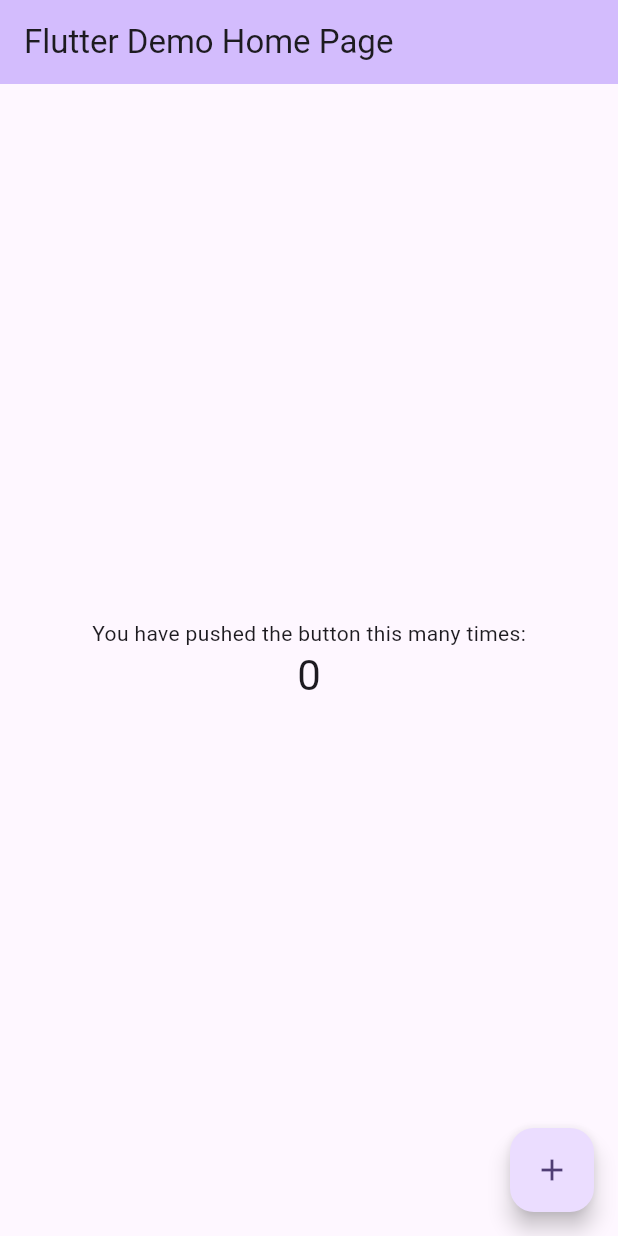
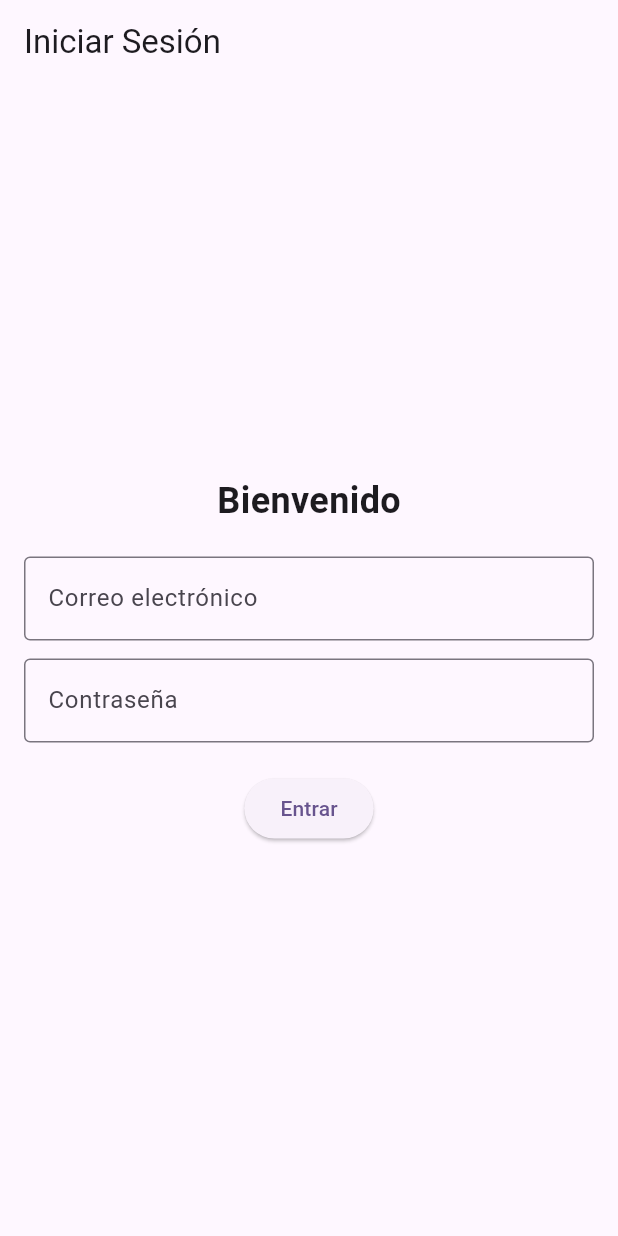
Before and after one commit to Emanuel-Gar/MyAppFlutter, a Flutter app: the screen it shows after launch, on a phone screen of 412 x 824 dp. Run offline on Flutter 3.47's test engine with Material 3 defaults, Android fonts, the light colour scheme and no system bars.

Commit message:
feat
Se creo el Login y el Dashboard

```diff
--- a/lib/main.dart
+++ b/lib/main.dart
@@ -1,4 +1,5 @@
 import 'package:flutter/material.dart';
+import 'screens/login.dart'; // 1. Importa tu archivo de la pantalla
 
 void main() {
   runApp(const MyApp());
@@ -7,116 +8,16 @@ void main() {
 class MyApp extends StatelessWidget {
   const MyApp({super.key});
 
-  // This widget is the root of your application.
   @override
   Widget build(BuildContext context) {
     return MaterialApp(
-      title: 'Flutter Demo',
+      debugShowCheckedModeBanner: false, // Opcional: quita la etiqueta de "Debug"
+      title: 'Mi Proyecto',
       theme: ThemeData(
-        // This is the theme of your application.
-        //
-        // TRY THIS: Try running your application with "flutter run". You'll see
-        // the application has a purple toolbar. Then, without quitting the app,
-        // try changing the seedColor in the colorScheme below to Colors.green
-        // and then invoke "hot reload" (save your changes or press the "hot
-        // reload" button in a Flutter-supported IDE, or press "r" if you used
-        // the command line to start the app).
-        //
-        // Notice that the counter didn't reset back to zero; the application
-        // state is not lost during the reload. To reset the state, use hot
-        // restart instead.
-        //
-        // This works for code too, not just values: Most code changes can be
-        // tested with just a hot reload.
-        colorScheme: .fromSeed(seedColor: Colors.deepPurple),
+        colorScheme: ColorScheme.fromSeed(seedColor: Colors.deepPurple),
+        useMaterial3: true,
       ),
-      home: const MyHomePage(title: 'Flutter Demo Home Page'),
+      home: const LoginScreen(), // 2. Declara tu LoginScreen como la pantalla inicial
     );
   }
 }
-
-class MyHomePage extends StatefulWidget {
-  const MyHomePage({super.key, required this.title});
-
-  // This widget is the home page of your application. It is stateful, meaning
-  // that it has a State object (defined below) that contains fields that affect
-  // how it looks.
-
-  // This class is the configuration for the state. It holds the values (in this
-  // case the title) provided by the parent (in this case the App widget) and
-  // used by the build method of the State. Fields in a Widget subclass are
-  // always marked "final".
-
-  final String title;
-
-  @override
-  State<MyHomePage> createState() => _MyHomePageState();
-}
-
-class _MyHomePageState extends State<MyHomePage> {
-  int _counter = 0;
-
-  void _incrementCounter() {
-    setState(() {
-      // This call to setState tells the Flutter framework that something has
-      // changed in this State, which causes it to rerun the build method below
-      // so that the display can reflect the updated values. If we changed
-      // _counter without calling setState(), then the build method would not be
-      // called again, and so nothing would appear to happen.
-      _counter++;
-    });
-  }
-
-  @override
-  Widget build(BuildContext context) {
-    // This method is rerun every time setState is called, for instance as done
-    // by the _incrementCounter method above.
-    //
-    // The Flutter framework has been optimized to make rerunning build methods
-    // fast, so that you can just rebuild anything that needs updating rather
-    // than having to individually change instances of widgets.
-    return Scaffold(
-      appBar: AppBar(
-        // TRY THIS: Try changing the color here to a specific color (to
-        // Colors.amber, perhaps?) and trigger a hot reload to see the AppBar
-        // change color while the other colors stay the same.
-        backgroundColor: Theme.of(context).colorScheme.inversePrimary,
-        // Here we take the value from the MyHomePage object that was created by
-        // the App.build method, and use it to set our appbar title.
-        title: Text(widget.title),
-      ),
-      body: Center(
-        // Center is a layout widget. It takes a single child and positions it
-        // in the middle of the parent.
-        child: Column(
-          // Column is also a layout widget. It takes a list of children and
-          // arranges them vertically. By default, it sizes itself to fit its
-          // children horizontally, and tries to be as tall as its parent.
-          //
-          // Column has various properties to control how it sizes itself and
-          // how it positions its children. Here we use mainAxisAlignment to
-          // center the children vertically; the main axis here is the vertical
-          // axis because Columns are vertical (the cross axis would be
-          // horizontal).
-          //
-          // TRY THIS: Invoke "debug painting" (choose the "Toggle Debug Paint"
-          // action in the IDE, or press "p" in the console), to see the
-          // wireframe for each widget.
-          mainAxisAlignment: .center,
-          children: [
-            const Text('You have pushed the button this many times:'),
-            Text(
-              '$_counter',
-              style: Theme.of(context).textTheme.headlineMedium,
-            ),
-          ],
-        ),
-      ),
-      floatingActionButton: FloatingActionButton(
-        onPressed: _incrementCounter,
-        tooltip: 'Increment',
-        child: const Icon(Icons.add),
-      ),
-    );
-  }
-}
--- /dev/null
+++ b/lib/screens/dashboard.dart
@@ -0,0 +1,17 @@
+import 'package:flutter/material.dart';
+
+class DashboardScreen extends StatelessWidget {
+  const DashboardScreen({super.key});
+
+  @override
+  Widget build(BuildContext context) {
+    return Scaffold(
+      appBar: AppBar(
+        title: const Text('Dashboard Principal'),
+      ),
+      body: const Center(
+        child: Text('¡Bienvenido al sistema!'),
+      ),
+    );
+  }
+}
--- /dev/null
+++ b/lib/screens/login.dart
@@ -0,0 +1,57 @@
+import 'package:flutter/material.dart';
+import 'dashboard.dart'; // 1. Importa la pantalla de tu compañero
+
+class LoginScreen extends StatelessWidget {
+  const LoginScreen({super.key});
+
+  @override
+  Widget build(BuildContext context) {
+    return Scaffold(
+      appBar: AppBar(
+        title: const Text('Iniciar Sesión'),
+      ),
+      body: Center(
+        child: Padding(
+          padding: const EdgeInsets.all(16.0),
+          child: Column(
+            mainAxisAlignment: MainAxisAlignment.center,
+            children: [
+              const Text(
+                'Bienvenido',
+                style: TextStyle(fontSize: 24, fontWeight: FontWeight.bold),
+              ),
+              const SizedBox(height: 20),
+              const TextField(
+                decoration: InputDecoration(
+                  labelText: 'Correo electrónico',
+                  border: OutlineInputBorder(),
+                ),
+              ),
+              const SizedBox(height: 12),
+              const TextField(
+                obscureText: true,
+                decoration: InputDecoration(
+                  labelText: 'Contraseña',
+                  border: OutlineInputBorder(),
+                ),
+              ),
+              const SizedBox(height: 20),
+              ElevatedButton(
+                onPressed: () {
+                  // 2. Aquí haces la navegación hacia el Dashboard
+                  Navigator.push(
+                    context,
+                    MaterialPageRoute(
+                      builder: (context) => const DashboardScreen(),
+                    ),
+                  );
+                },
+                child: const Text('Entrar'),
+              ),
+            ],
+          ),
+        ),
+      ),
+    );
+  }
+}
```
